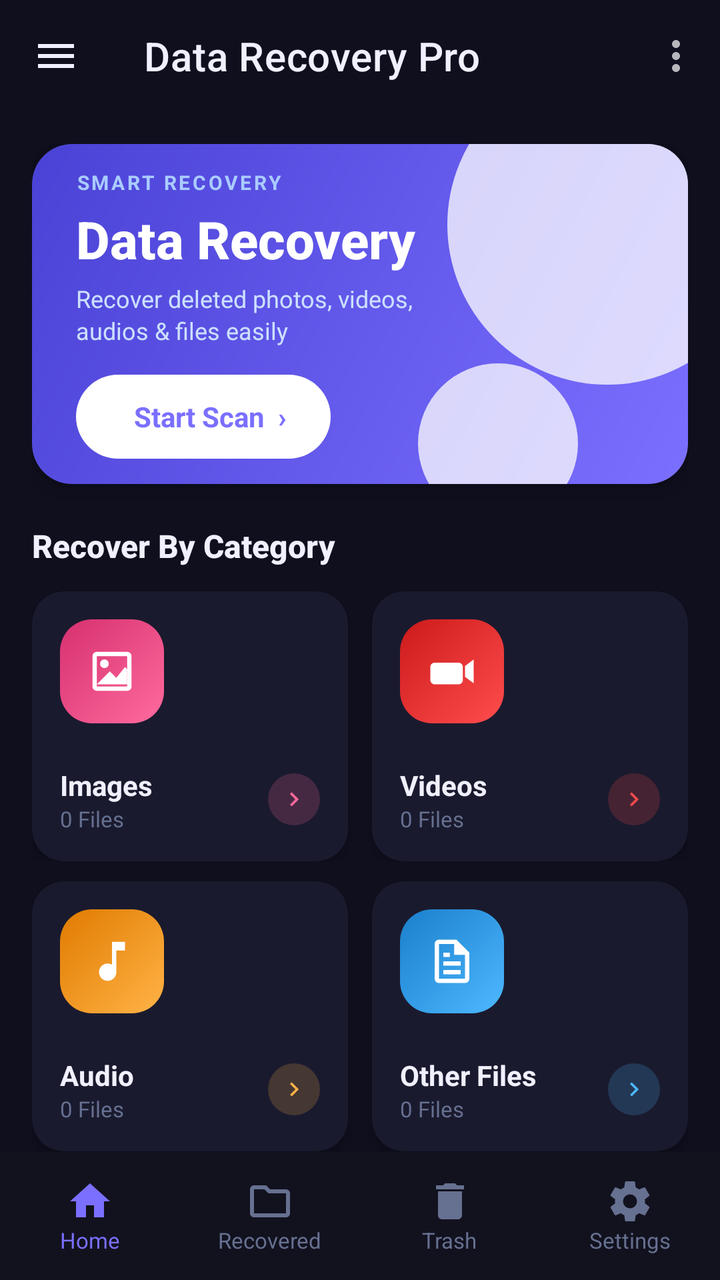
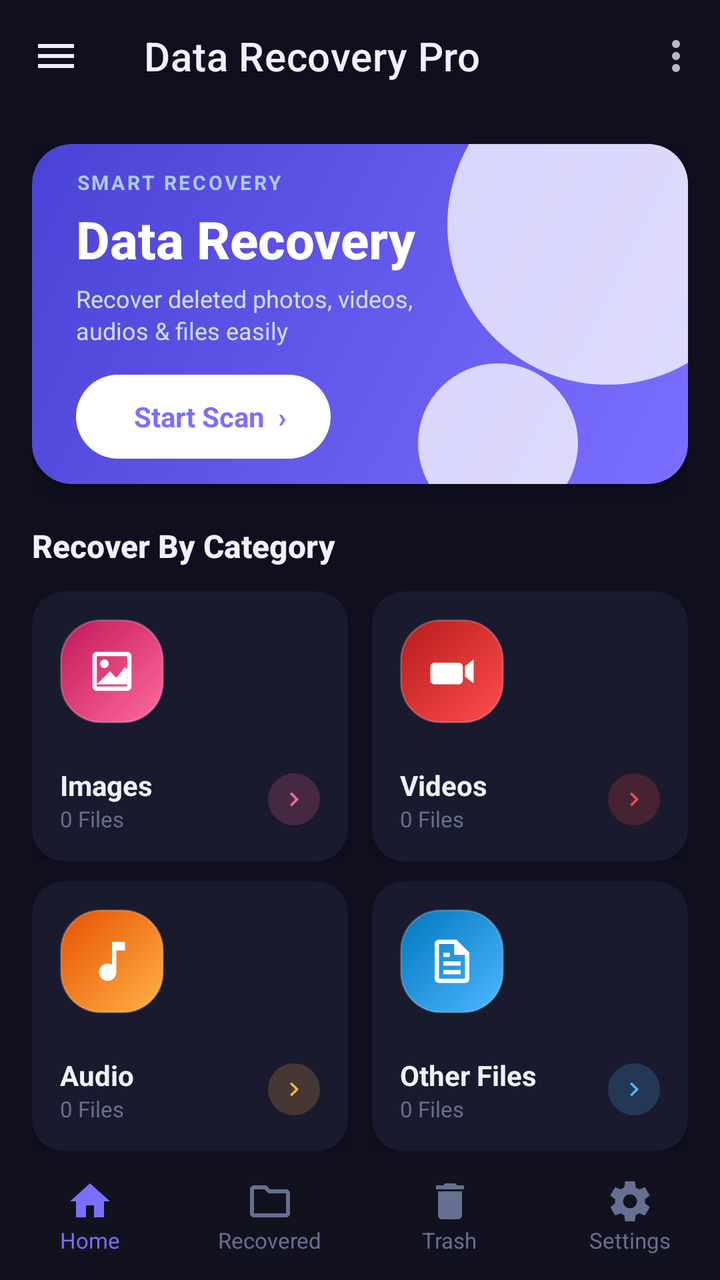

An Android layout rendered at two revisions. The XML below is the earlier revision; the diff shows what the commit changed to produce the second picture.
<!-- AndroidManifest.xml: application theme Theme.PhotoRecoveryNew -->
<!-- res/layout/activity_main.xml -->
<?xml version="1.0" encoding="utf-8"?>
<RelativeLayout xmlns:android="http://schemas.android.com/apk/res/android"
    xmlns:app="http://schemas.android.com/apk/res-auto"
    xmlns:tools="http://schemas.android.com/tools"
    android:layout_width="match_parent"
    android:layout_height="match_parent"
    android:background="@color/colorBackground"
    tools:context=".activity.MainActivity">

    
    <com.google.android.material.appbar.MaterialToolbar
        android:id="@+id/toolBar"
        android:layout_width="match_parent"
        android:layout_height="?attr/actionBarSize"
        android:background="@color/colorBackground"
        android:elevation="0dp"
        app:title="Data Recovery Pro"
        app:titleTextColor="@color/colorTextPrimary"
        app:navigationIcon="@drawable/ic_menu"
        app:navigationIconTint="@color/colorTextPrimary"
        app:menu="@menu/toolbar_menu"/>

    
    <ScrollView
        android:layout_width="match_parent"
        android:layout_height="match_parent"
        android:layout_below="@id/toolBar"
        android:layout_above="@id/bottomNavBar"
        android:fillViewport="true"
        android:scrollbars="none"
        android:overScrollMode="never">

        <LinearLayout
            android:layout_width="match_parent"
            android:layout_height="wrap_content"
            android:orientation="vertical"
            android:paddingHorizontal="16dp"
            android:paddingTop="16dp"
            android:paddingBottom="12dp">

            
            <androidx.cardview.widget.CardView
                android:id="@+id/recycling"
                android:layout_width="match_parent"
                android:layout_height="170dp"
                android:layout_marginBottom="20dp"
                android:foreground="?attr/selectableItemBackground"
                android:clickable="true"
                android:focusable="true"
                app:cardCornerRadius="20dp"
                app:cardElevation="8dp">

                <RelativeLayout
                    android:layout_width="match_parent"
                    android:layout_height="match_parent"
                    android:background="@drawable/bg_banner_gradient">

                    
                    <View
                        android:layout_width="160dp"
                        android:layout_height="160dp"
                        android:layout_alignParentEnd="true"
                        android:layout_alignParentTop="true"
                        android:layout_marginEnd="-40dp"
                        android:layout_marginTop="-40dp"
                        android:background="@drawable/bg_circle_white_alpha"
                        android:importantForAccessibility="no"/>

                    
                    <View
                        android:layout_width="80dp"
                        android:layout_height="80dp"
                        android:layout_alignParentEnd="true"
                        android:layout_alignParentBottom="true"
                        android:layout_marginEnd="55dp"
                        android:layout_marginBottom="-20dp"
                        android:background="@drawable/bg_circle_white_alpha"
                        android:importantForAccessibility="no"/>

                    
                    <LinearLayout
                        android:layout_width="wrap_content"
                        android:layout_height="wrap_content"
                        android:layout_centerVertical="true"
                        android:layout_marginStart="22dp"
                        android:orientation="vertical">

                        
                        <TextView
                            android:layout_width="wrap_content"
                            android:layout_height="wrap_content"
                            android:text="SMART RECOVERY"
                            android:textColor="#AACCFF"
                            android:textSize="10sp"
                            android:textStyle="bold"
                            android:letterSpacing="0.12"
                            android:layout_marginBottom="4dp"/>

                        <TextView
                            android:layout_width="wrap_content"
                            android:layout_height="wrap_content"
                            android:text="Data Recovery"
                            android:textColor="#FFFFFF"
                            android:textSize="26sp"
                            android:textStyle="bold"
                            android:fontFamily="sans-serif-medium"/>

                        <TextView
                            android:layout_width="210dp"
                            android:layout_height="wrap_content"
                            android:text="Recover deleted photos, videos,\naudios &amp; files easily"
                            android:textColor="#CCE0FF"
                            android:textSize="12sp"
                            android:layout_marginTop="4dp"
                            android:lineSpacingExtra="2dp"/>

                        
                        <TextView
                            android:id="@+id/startBtn"
                            android:layout_width="wrap_content"
                            android:layout_height="42dp"
                            android:layout_marginTop="14dp"
                            android:background="@drawable/bg_start_scan_btn"
                            android:clickable="true"
                            android:focusable="true"
                            android:foreground="?attr/selectableItemBackground"
                            android:gravity="center"
                            android:paddingHorizontal="22dp"
                            android:text="  Start Scan  ›"
                            android:textColor="@color/colorPrimary"
                            android:textSize="14sp"
                            android:textStyle="bold"/>
                    </LinearLayout>
                </RelativeLayout>
            </androidx.cardview.widget.CardView>

            
            <TextView
                android:layout_width="wrap_content"
                android:layout_height="wrap_content"
                android:text="Recover By Category"
                android:textColor="@color/colorTextPrimary"
                android:textSize="16sp"
                android:textStyle="bold"
                android:fontFamily="sans-serif-medium"
                android:layout_marginBottom="12dp"/>

            
            <LinearLayout
                android:layout_width="match_parent"
                android:layout_height="wrap_content"
                android:orientation="horizontal"
                android:layout_marginBottom="10dp"
                android:weightSum="2">

                
                <androidx.cardview.widget.CardView
                    android:layout_width="0dp"
                    android:layout_height="135dp"
                    android:layout_weight="1"
                    android:layout_marginEnd="6dp"
                    app:cardCornerRadius="16dp"
                    app:cardElevation="4dp"
                    app:cardBackgroundColor="@color/colorSurface">

                    <LinearLayout
                        android:id="@+id/allImages"
                        android:layout_width="match_parent"
                        android:layout_height="match_parent"
                        android:clickable="true"
                        android:focusable="true"
                        android:foreground="?attr/selectableItemBackground"
                        android:orientation="vertical"
                        android:padding="14dp">

                        
                        <LinearLayout
                            android:layout_width="52dp"
                            android:layout_height="52dp"
                            android:gravity="center"
                            android:background="@drawable/bg_card_photos">
                            <ImageView
                                android:layout_width="26dp"
                                android:layout_height="26dp"
                                android:src="@drawable/ic_cat_images"
                                android:tint="@color/white"/>
                        </LinearLayout>

                        <View android:layout_width="0dp" android:layout_height="0dp"
                            android:layout_weight="1"/>

                        <LinearLayout
                            android:layout_width="match_parent"
                            android:layout_height="wrap_content"
                            android:orientation="horizontal"
                            android:gravity="center_vertical">

                            <LinearLayout
                                android:layout_width="0dp"
                                android:layout_height="wrap_content"
                                android:layout_weight="1"
                                android:orientation="vertical">
                                <TextView android:layout_width="wrap_content"
                                    android:layout_height="wrap_content"
                                    android:text="Images"
                                    android:textColor="@color/colorTextPrimary"
                                    android:textSize="14sp"
                                    android:textStyle="bold"/>
                                <TextView
                                    android:id="@+id/totalImage"
                                    android:layout_width="wrap_content"
                                    android:layout_height="wrap_content"
                                    android:text="0 Files"
                                    android:textColor="@color/colorTextHint"
                                    android:textSize="11sp"/>
                            </LinearLayout>

                            <LinearLayout
                                android:layout_width="26dp"
                                android:layout_height="26dp"
                                android:gravity="center"
                                android:background="@drawable/bg_icon_circle_pink">
                                <ImageView android:layout_width="14dp" android:layout_height="14dp"
                                    android:src="@drawable/ic_chevron_right_small"
                                    android:tint="@color/colorPhotos"/>
                            </LinearLayout>
                        </LinearLayout>
                    </LinearLayout>
                </androidx.cardview.widget.CardView>

                
                <androidx.cardview.widget.CardView
                    android:layout_width="0dp"
                    android:layout_height="135dp"
                    android:layout_weight="1"
                    android:layout_marginStart="6dp"
                    app:cardCornerRadius="16dp"
                    app:cardElevation="4dp"
                    app:cardBackgroundColor="@color/colorSurface">

                    <LinearLayout
                        android:id="@+id/allVideos"
                        android:layout_width="match_parent"
                        android:layout_height="match_parent"
                        android:clickable="true"
                        android:focusable="true"
                        android:foreground="?attr/selectableItemBackground"
                        android:orientation="vertical"
                        android:padding="14dp">

                        <LinearLayout
                            android:layout_width="52dp"
                            android:layout_height="52dp"
                            android:gravity="center"
                            android:background="@drawable/bg_card_videos">
                            <ImageView android:layout_width="26dp" android:layout_height="26dp"
                                android:src="@drawable/ic_cat_videos"
                                android:tint="@color/white"/>
                        </LinearLayout>

                        <View android:layout_width="0dp" android:layout_height="0dp"
                            android:layout_weight="1"/>

                        <LinearLayout android:layout_width="match_parent"
                            android:layout_height="wrap_content"
                            android:orientation="horizontal" android:gravity="center_vertical">
                            <LinearLayout android:layout_width="0dp" android:layout_height="wrap_content"
                                android:layout_weight="1" android:orientation="vertical">
                                <TextView android:layout_width="wrap_content" android:layout_height="wrap_content"
                                    android:text="Videos" android:textColor="@color/colorTextPrimary"
                                    android:textSize="14sp" android:textStyle="bold"/>
                                <TextView android:id="@+id/totalVideo"
                                    android:layout_width="wrap_content" android:layout_height="wrap_content"
                                    android:text="0 Files" android:textColor="@color/colorTextHint" android:textSize="11sp"/>
                            </LinearLayout>
                            <LinearLayout android:layout_width="26dp" android:layout_height="26dp"
                                android:gravity="center" android:background="@drawable/bg_icon_circle_red">
                                <ImageView android:layout_width="14dp" android:layout_height="14dp"
                                    android:src="@drawable/ic_chevron_right_small" android:tint="@color/colorVideos"/>
                            </LinearLayout>
                        </LinearLayout>
                    </LinearLayout>
                </androidx.cardview.widget.CardView>
            </LinearLayout>

            
            <LinearLayout
                android:layout_width="match_parent"
                android:layout_height="wrap_content"
                android:orientation="horizontal"
                android:layout_marginBottom="20dp"
                android:weightSum="2">

                
                <androidx.cardview.widget.CardView
                    android:layout_width="0dp"
                    android:layout_height="135dp"
                    android:layout_weight="1"
                    android:layout_marginEnd="6dp"
                    app:cardCornerRadius="16dp"
                    app:cardElevation="4dp"
                    app:cardBackgroundColor="@color/colorSurface">

                    <LinearLayout
                        android:id="@+id/allAudios"
                        android:layout_width="match_parent"
                        android:layout_height="match_parent"
                        android:clickable="true"
                        android:focusable="true"
                        android:foreground="?attr/selectableItemBackground"
                        android:orientation="vertical"
                        android:padding="14dp">

                        <LinearLayout android:layout_width="52dp" android:layout_height="52dp"
                            android:gravity="center" android:background="@drawable/bg_card_audios">
                            <ImageView android:layout_width="26dp" android:layout_height="26dp"
                                android:src="@drawable/ic_cat_audio"
                                android:tint="@color/white"/>
                        </LinearLayout>

                        <View android:layout_width="0dp" android:layout_height="0dp" android:layout_weight="1"/>

                        <LinearLayout android:layout_width="match_parent" android:layout_height="wrap_content"
                            android:orientation="horizontal" android:gravity="center_vertical">
                            <LinearLayout android:layout_width="0dp" android:layout_height="wrap_content"
                                android:layout_weight="1" android:orientation="vertical">
                                <TextView android:layout_width="wrap_content" android:layout_height="wrap_content"
                                    android:text="Audio" android:textColor="@color/colorTextPrimary"
                                    android:textSize="14sp" android:textStyle="bold"/>
                                <TextView android:id="@+id/totalAudio"
                                    android:layout_width="wrap_content" android:layout_height="wrap_content"
                                    android:text="0 Files" android:textColor="@color/colorTextHint" android:textSize="11sp"/>
                            </LinearLayout>
                            <LinearLayout android:layout_width="26dp" android:layout_height="26dp"
                                android:gravity="center" android:background="@drawable/bg_icon_circle_orange">
                                <ImageView android:layout_width="14dp" android:layout_height="14dp"
                                    android:src="@drawable/ic_chevron_right_small" android:tint="@color/colorAudios"/>
                            </LinearLayout>
                        </LinearLayout>
                    </LinearLayout>
                </androidx.cardview.widget.CardView>

                
                <androidx.cardview.widget.CardView
                    android:layout_width="0dp"
                    android:layout_height="135dp"
                    android:layout_weight="1"
                    android:layout_marginStart="6dp"
                    app:cardCornerRadius="16dp"
                    app:cardElevation="4dp"
                    app:cardBackgroundColor="@color/colorSurface">

                    <LinearLayout
                        android:id="@+id/allOthers"
                        android:layout_width="match_parent"
                        android:layout_height="match_parent"
                        android:clickable="true"
                        android:focusable="true"
                        android:foreground="?attr/selectableItemBackground"
                        android:orientation="vertical"
                        android:padding="14dp">

                        <LinearLayout android:layout_width="52dp" android:layout_height="52dp"
                            android:gravity="center" android:background="@drawable/bg_card_others">
                            <ImageView android:layout_width="26dp" android:layout_height="26dp"
                                android:src="@drawable/ic_cat_others"
                                android:tint="@color/white"/>
                        </LinearLayout>

                        <View android:layout_width="0dp" android:layout_height="0dp" android:layout_weight="1"/>

                        <LinearLayout android:layout_width="match_parent" android:layout_height="wrap_content"
                            android:orientation="horizontal" android:gravity="center_vertical">
                            <LinearLayout android:layout_width="0dp" android:layout_height="wrap_content"
                                android:layout_weight="1" android:orientation="vertical">
                                <TextView android:layout_width="wrap_content" android:layout_height="wrap_content"
                                    android:text="Other Files" android:textColor="@color/colorTextPrimary"
                                    android:textSize="14sp" android:textStyle="bold"/>
                                <TextView android:id="@+id/totalOther"
                                    android:layout_width="wrap_content" android:layout_height="wrap_content"
                                    android:text="0 Files" android:textColor="@color/colorTextHint" android:textSize="11sp"/>
                            </LinearLayout>
                            <LinearLayout android:layout_width="26dp" android:layout_height="26dp"
                                android:gravity="center" android:background="@drawable/bg_icon_circle_blue">
                                <ImageView android:layout_width="14dp" android:layout_height="14dp"
                                    android:src="@drawable/ic_chevron_right_small" android:tint="@color/colorOthers"/>
                            </LinearLayout>
                        </LinearLayout>
                    </LinearLayout>
                </androidx.cardview.widget.CardView>
            </LinearLayout>

            
            <androidx.cardview.widget.CardView
                android:layout_width="match_parent"
                android:layout_height="wrap_content"
                app:cardCornerRadius="16dp"
                app:cardElevation="4dp"
                app:cardBackgroundColor="@color/colorSurface">
                <LinearLayout
                    android:layout_width="match_parent"
                    android:layout_height="wrap_content"
                    android:orientation="horizontal"
                    android:gravity="center_vertical"
                    android:padding="14dp">
                    <LinearLayout android:layout_width="44dp" android:layout_height="44dp"
                        android:gravity="center" android:background="@drawable/bg_icon_circle_purple"
                        android:layout_marginEnd="12dp">
                        <ImageView android:layout_width="24dp" android:layout_height="24dp"
                            android:src="@drawable/ic_shield_check"
                            android:tint="@color/colorPrimary"/>
                    </LinearLayout>
                    <LinearLayout android:layout_width="wrap_content" android:layout_height="wrap_content"
                        android:orientation="vertical">
                        <TextView android:layout_width="wrap_content" android:layout_height="wrap_content"
                            android:text="100% Safe &amp; Secure"
                            android:textColor="@color/colorTextPrimary" android:textSize="14sp" android:textStyle="bold"/>
                        <TextView android:layout_width="wrap_content" android:layout_height="wrap_content"
                            android:text="We respect your privacy and keep your data safe."
                            android:textColor="@color/colorTextSecondary" android:textSize="12sp"/>
                    </LinearLayout>
                </LinearLayout>
            </androidx.cardview.widget.CardView>

        </LinearLayout>
    </ScrollView>

    
    <LinearLayout
        android:id="@+id/bottomNavBar"
        android:layout_width="match_parent"
        android:layout_height="64dp"
        android:layout_above="@id/adsView"
        android:orientation="horizontal"
        android:background="@color/colorNavBackground"
        android:elevation="8dp"
        android:weightSum="4">

        <LinearLayout
            android:id="@+id/navHome"
            android:layout_width="0dp" android:layout_height="match_parent"
            android:layout_weight="1" android:orientation="vertical" android:gravity="center"
            android:clickable="true" android:focusable="true"
            android:foreground="?attr/selectableItemBackground">
            <ImageView android:layout_width="24dp" android:layout_height="24dp"
                android:src="@drawable/ic_nav_home" android:tint="@color/colorNavActive"/>
            <TextView android:layout_width="wrap_content" android:layout_height="wrap_content"
                android:text="Home" android:textColor="@color/colorNavActive" android:textSize="11sp"/>
        </LinearLayout>

        <LinearLayout
            android:id="@+id/navRecovered"
            android:layout_width="0dp" android:layout_height="match_parent"
            android:layout_weight="1" android:orientation="vertical" android:gravity="center"
            android:clickable="true" android:focusable="true"
            android:foreground="?attr/selectableItemBackground">
            <ImageView android:layout_width="24dp" android:layout_height="24dp"
                android:src="@drawable/ic_nav_recovered" android:tint="@color/colorNavInactive"/>
            <TextView android:layout_width="wrap_content" android:layout_height="wrap_content"
                android:text="Recovered" android:textColor="@color/colorNavInactive" android:textSize="11sp"/>
        </LinearLayout>

        <LinearLayout
            android:id="@+id/navTrash"
            android:layout_width="0dp" android:layout_height="match_parent"
            android:layout_weight="1" android:orientation="vertical" android:gravity="center"
            android:clickable="true" android:focusable="true"
            android:foreground="?attr/selectableItemBackground">
            <ImageView android:layout_width="24dp" android:layout_height="24dp"
                android:src="@drawable/ic_nav_trash" android:tint="@color/colorNavInactive"/>
            <TextView android:layout_width="wrap_content" android:layout_height="wrap_content"
                android:text="Trash" android:textColor="@color/colorNavInactive" android:textSize="11sp"/>
        </LinearLayout>

        <LinearLayout
            android:id="@+id/navSettings"
            android:layout_width="0dp" android:layout_height="match_parent"
            android:layout_weight="1" android:orientation="vertical" android:gravity="center"
            android:clickable="true" android:focusable="true"
            android:foreground="?attr/selectableItemBackground">
            <ImageView android:layout_width="24dp" android:layout_height="24dp"
                android:src="@drawable/ic_nav_settings" android:tint="@color/colorNavInactive"/>
            <TextView android:layout_width="wrap_content" android:layout_height="wrap_content"
                android:text="Settings" android:textColor="@color/colorNavInactive" android:textSize="11sp"/>
        </LinearLayout>
    </LinearLayout>

    
    <FrameLayout
        android:id="@+id/adsView"
        android:layout_width="match_parent"
        android:layout_height="wrap_content"
        android:layout_alignParentBottom="true"
        android:background="@color/colorNavBackground"/>

</RelativeLayout>
<!-- resources referenced by this layout -->
<resources>
  <color name="colorAudios">#FFB347</color>
  <color name="colorBackground">#0F0F1E</color>
  <color name="colorNavActive">#7B6FFF</color>
  <color name="colorNavBackground">#12121F</color>
  <color name="colorNavInactive">#667090</color>
  <color name="colorOthers">#4DB8FF</color>
  <color name="colorPhotos">#FF6B9D</color>
  <color name="colorPrimary">#7B6FFF</color>
  <color name="colorSurface">#1A1A2E</color>
  <color name="colorTextHint">#667090</color>
  <color name="colorTextPrimary">#F0F0FF</color>
  <color name="colorTextSecondary">#AAB4C8</color>
  <color name="colorVideos">#FF4D4D</color>
  <color name="white">#FFFFFFFF</color>
  <!-- drawable bg_card_audios (drawable) -->
  <?xml version="1.0" encoding="utf-8"?>
  <shape xmlns:android="http://schemas.android.com/apk/res/android"
      android:shape="rectangle">
      <gradient
          android:startColor="#FFB347"
          android:endColor="#E07B00"
          android:angle="135"/>
      <corners android:radius="16dp"/>
  </shape>
  <!-- drawable bg_card_others (drawable) -->
  <?xml version="1.0" encoding="utf-8"?>
  <shape xmlns:android="http://schemas.android.com/apk/res/android"
      android:shape="rectangle">
      <gradient
          android:startColor="#4DB8FF"
          android:endColor="#1A7FCC"
          android:angle="135"/>
      <corners android:radius="16dp"/>
  </shape>
  <!-- drawable bg_card_photos (drawable) -->
  <?xml version="1.0" encoding="utf-8"?>
  <shape xmlns:android="http://schemas.android.com/apk/res/android"
      android:shape="rectangle">
      <gradient
          android:startColor="#FF6B9D"
          android:endColor="#D63070"
          android:angle="135"/>
      <corners android:radius="16dp"/>
  </shape>
  <!-- drawable bg_card_videos (drawable) -->
  <?xml version="1.0" encoding="utf-8"?>
  <shape xmlns:android="http://schemas.android.com/apk/res/android"
      android:shape="rectangle">
      <gradient
          android:startColor="#FF4D4D"
          android:endColor="#CC1A1A"
          android:angle="135"/>
      <corners android:radius="16dp"/>
  </shape>
  <!-- drawable bg_circle_white_alpha (drawable) -->
  <?xml version="1.0" encoding="utf-8"?>
  <shape xmlns:android="http://schemas.android.com/apk/res/android"
      android:shape="oval">
      <solid android:color="#BFFFFFFF"/>
  </shape>
  <!-- drawable bg_icon_circle_blue (drawable) -->
  <?xml version="1.0" encoding="utf-8"?>
  <shape xmlns:android="http://schemas.android.com/apk/res/android"
      android:shape="oval">
      <solid android:color="#304DB8FF"/>
  </shape>
  <!-- drawable bg_icon_circle_orange (drawable) -->
  <?xml version="1.0" encoding="utf-8"?>
  <shape xmlns:android="http://schemas.android.com/apk/res/android"
      android:shape="oval">
      <solid android:color="#30FFB347"/>
  </shape>
  <!-- drawable bg_icon_circle_pink (drawable) -->
  <?xml version="1.0" encoding="utf-8"?>
  <shape xmlns:android="http://schemas.android.com/apk/res/android"
      android:shape="oval">
      <solid android:color="#30FF6B9D"/>
  </shape>
  <!-- drawable bg_icon_circle_purple (drawable) -->
  <?xml version="1.0" encoding="utf-8"?>
  <shape xmlns:android="http://schemas.android.com/apk/res/android"
      android:shape="oval">
      <solid android:color="#307B6FFF"/>
  </shape>
  <!-- drawable bg_icon_circle_red (drawable) -->
  <?xml version="1.0" encoding="utf-8"?>
  <shape xmlns:android="http://schemas.android.com/apk/res/android"
      android:shape="oval">
      <solid android:color="#30FF4D4D"/>
  </shape>
  <color name="colorPrimaryDark">#5A4FE0</color>
  <color name="colorSecondary">#00D4AA</color>
  <!-- unchanged entries left out for length: 14 -->
</resources>

<!-- the commit's change to res/layout/activity_main.xml (unified diff, before → after) -->
@@ -5,6 +5,7 @@
     android:layout_width="match_parent"
     android:layout_height="match_parent"
     android:background="@color/colorBackground"
+    android:fitsSystemWindows="true"
     tools:context=".activity.MainActivity">
 
     
<!-- resource entries referenced after the edit -->
@@ -20,9 +20,12 @@
       android:shape="rectangle">
       <gradient
           android:startColor="#FFB347"
-          android:endColor="#E07B00"
+          android:endColor="#E65100"
           android:angle="135"/>
-      <corners android:radius="16dp"/>
+      <corners android:radius="20dp"/>
+      <stroke
+          android:width="1dp"
+          android:color="#33FFFFFF"/>
   </shape>
   <!-- drawable bg_card_others (drawable) -->
   <?xml version="1.0" encoding="utf-8"?>
@@ -30,9 +33,12 @@
       android:shape="rectangle">
       <gradient
           android:startColor="#4DB8FF"
-          android:endColor="#1A7FCC"
+          android:endColor="#0277BD"
           android:angle="135"/>
-      <corners android:radius="16dp"/>
+      <corners android:radius="20dp"/>
+      <stroke
+          android:width="1dp"
+          android:color="#33FFFFFF"/>
   </shape>
   <!-- drawable bg_card_photos (drawable) -->
   <?xml version="1.0" encoding="utf-8"?>
@@ -40,9 +46,12 @@
       android:shape="rectangle">
       <gradient
           android:startColor="#FF6B9D"
-          android:endColor="#D63070"
+          android:endColor="#C2185B"
           android:angle="135"/>
-      <corners android:radius="16dp"/>
+      <corners android:radius="20dp"/>
+      <stroke
+          android:width="1dp"
+          android:color="#33FFFFFF"/>
   </shape>
   <!-- drawable bg_card_videos (drawable) -->
   <?xml version="1.0" encoding="utf-8"?>
@@ -50,9 +59,12 @@
       android:shape="rectangle">
       <gradient
           android:startColor="#FF4D4D"
-          android:endColor="#CC1A1A"
+          android:endColor="#B71C1C"
           android:angle="135"/>
-      <corners android:radius="16dp"/>
+      <corners android:radius="20dp"/>
+      <stroke
+          android:width="1dp"
+          android:color="#33FFFFFF"/>
   </shape>
   <!-- drawable bg_circle_white_alpha (drawable) -->
   <?xml version="1.0" encoding="utf-8"?>
